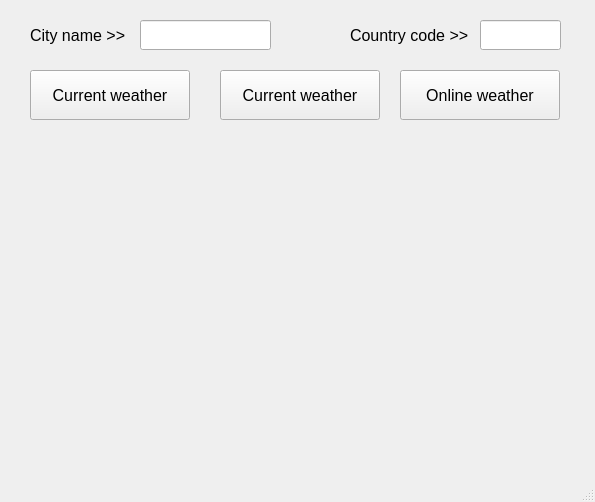
Before: the Qt Designer form form_qt.ui in petros000/GUI_weather, drawn with Qt 5.
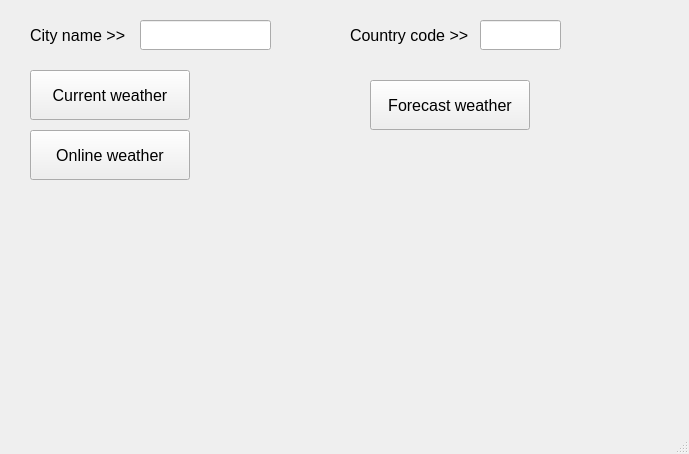
After: the same form once the commit is applied.

Commit message: add current and forecast button

```diff
--- a/form_qt.ui
+++ b/form_qt.ui
@@ -6,8 +6,8 @@
    <rect>
     <x>0</x>
     <y>0</y>
-    <width>595</width>
-    <height>502</height>
+    <width>689</width>
+    <height>454</height>
    </rect>
   </property>
   <property name="windowTitle">
@@ -35,8 +35,8 @@
    <widget class="QPushButton" name="pushButton_2">
     <property name="geometry">
      <rect>
-      <x>400</x>
-      <y>70</y>
+      <x>30</x>
+      <y>130</y>
       <width>160</width>
       <height>50</height>
      </rect>
@@ -53,21 +53,29 @@
    <widget class="QLabel" name="label">
     <property name="geometry">
      <rect>
-      <x>30</x>
-      <y>150</y>
-      <width>521</width>
-      <height>281</height>
+      <x>20</x>
+      <y>210</y>
+      <width>181</width>
+      <height>131</height>
      </rect>
     </property>
+    <property name="font">
+     <font>
+      <pointsize>14</pointsize>
+     </font>
+    </property>
     <property name="text">
      <string/>
     </property>
+    <property name="alignment">
+     <set>Qt::AlignCenter</set>
+    </property>
    </widget>
    <widget class="QPushButton" name="pushButton_3">
     <property name="geometry">
      <rect>
-      <x>220</x>
-      <y>70</y>
+      <x>370</x>
+      <y>80</y>
       <width>160</width>
       <height>50</height>
      </rect>
@@ -78,7 +86,7 @@
      </font>
     </property>
     <property name="text">
-     <string>Current weather</string>
+     <string>Forecast weather</string>
     </property>
    </widget>
    <widget class="QLabel" name="label_2">
```
Left out of the diff: 2 changed lines with no effect on the pictures. The commit also changes 1 other file.
